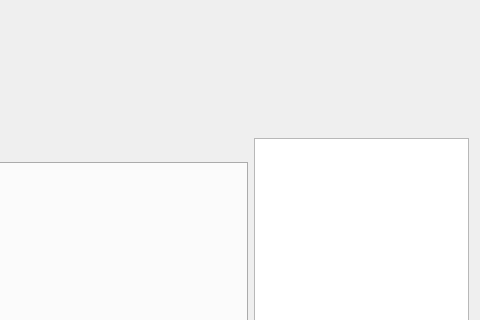
This is cataglyphis_gui/qt_project_src/cataglyphis_gui/roi_dialog_form.ui in wvu-irl/cataglyphis3-software as Qt 5 draws it before an edit; both pictures show x 198 to 678 and y 0 to 320 of the 678 by 475 pixel window. The edited form follows.
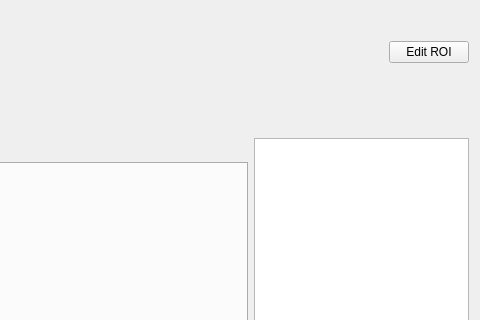
This is the edited form.

The edit to the form file:
```diff
--- a/cataglyphis_gui/qt_project_src/cataglyphis_gui/roi_dialog_form.ui
+++ b/cataglyphis_gui/qt_project_src/cataglyphis_gui/roi_dialog_form.ui
@@ -90,6 +90,16 @@
            </property>
           </spacer>
          </item>
+         <item>
+          <widget class="QPushButton" name="edit_roi_button">
+           <property name="text">
+            <string>Edit ROI</string>
+           </property>
+           <property name="checkable">
+            <bool>true</bool>
+           </property>
+          </widget>
+         </item>
         </layout>
        </item>
        <item>
```
Left out of the diff: 10 changed lines with no effect on the pictures.
